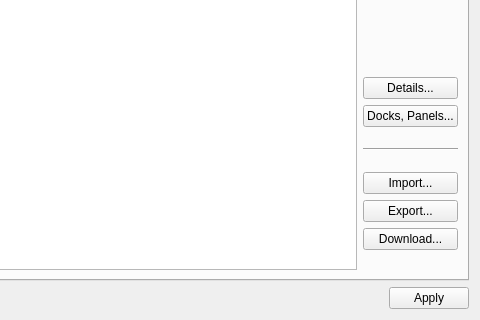
Old version of the form app/settings/settingsdialog/settingsdialog.ui in the repository KDE/latte-dock; both pictures show x 440 to 920 and y 441 to 761 of the 920 by 761 pixel window.
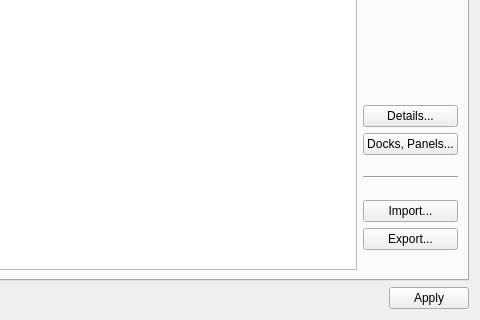
New version of the form. Icons and pictures are not drawn. Custom widgets are drawn as their Qt base class.

Commit message:
settingsdialog:introduce import submenu
--import from local file and download from kde
store are semantically the same so they are combined
in the same import submenu

```diff
--- a/app/settings/settingsdialog/settingsdialog.ui
+++ b/app/settings/settingsdialog/settingsdialog.ui
@@ -463,17 +463,6 @@
                 </property>
                </widget>
               </item>
-              <item>
-               <widget class="QPushButton" name="downloadButton">
-                <property name="text">
-                 <string>Download...</string>
-                </property>
-                <property name="icon">
-                 <iconset theme="get-hot-new-stuff">
-                  <normaloff>.</normaloff>.</iconset>
-                </property>
-               </widget>
-              </item>
               <item>
                <spacer name="verticalSpacer">
                 <property name="orientation">
```
Left out of the diff: 2 changed lines with no effect on the pictures. The commit also changes 2 other files.
